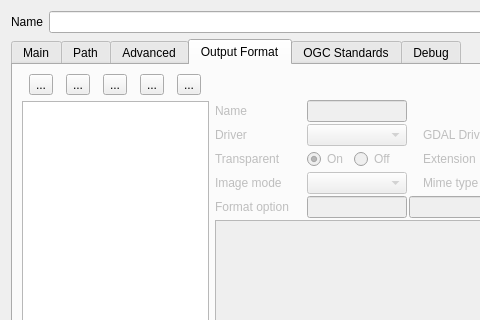
This is mapsettings.ui in QMapfileEditor/QMapfileEditor as Qt 5 draws it before an edit; both pictures show x 0 to 480 and y 0 to 320 of the 642 by 500 pixel window. The edited form follows.
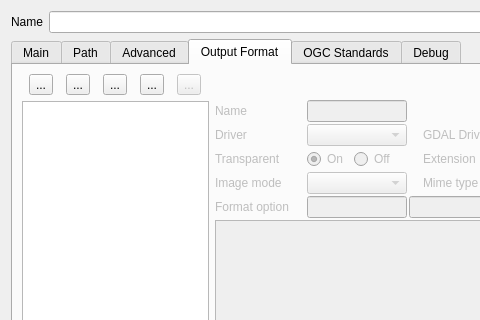
This is the edited form. The open tabs and pages were chosen to show the change. Icons and pictures are not drawn.

Commit message: Improve adding new outputformat (unfinished)

The edit to the form file:
```diff
--- a/mapsettings.ui
+++ b/mapsettings.ui
@@ -1301,7 +1301,7 @@
            <item>
             <widget class="QToolButton" name="outputformat_import">
              <property name="enabled">
-              <bool>true</bool>
+              <bool>false</bool>
              </property>
              <property name="toolTip">
               <string>Import output format</string>
```
Left out of the diff: 8 changed lines with no effect on the pictures. The commit also changes 2 other files.
